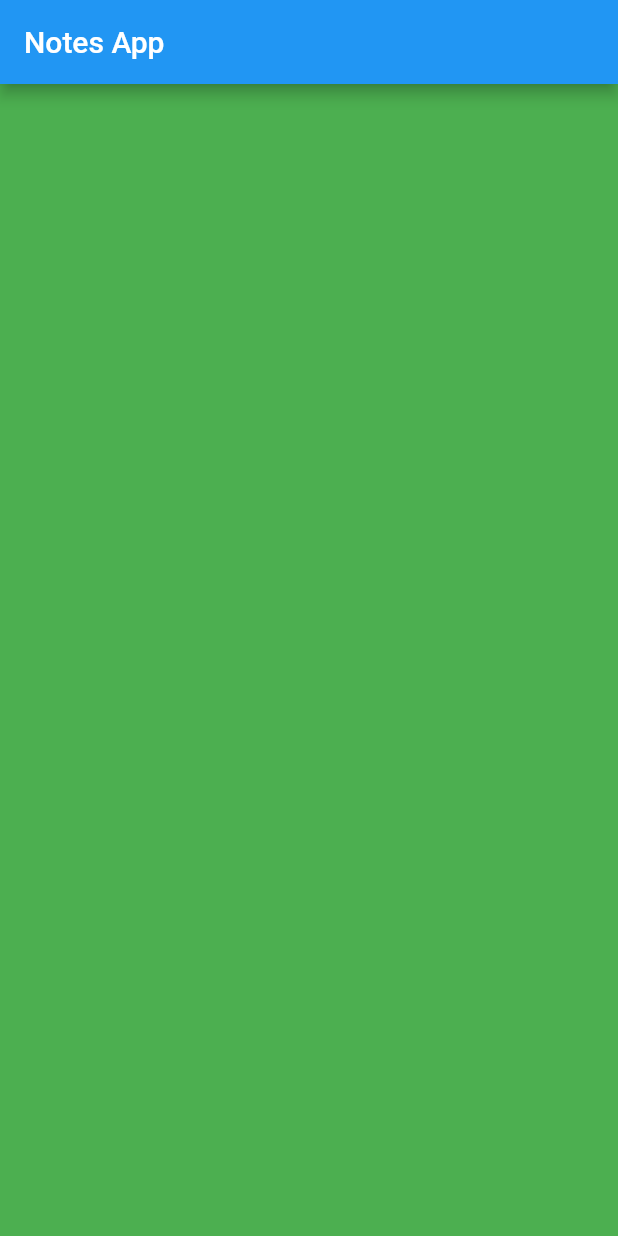
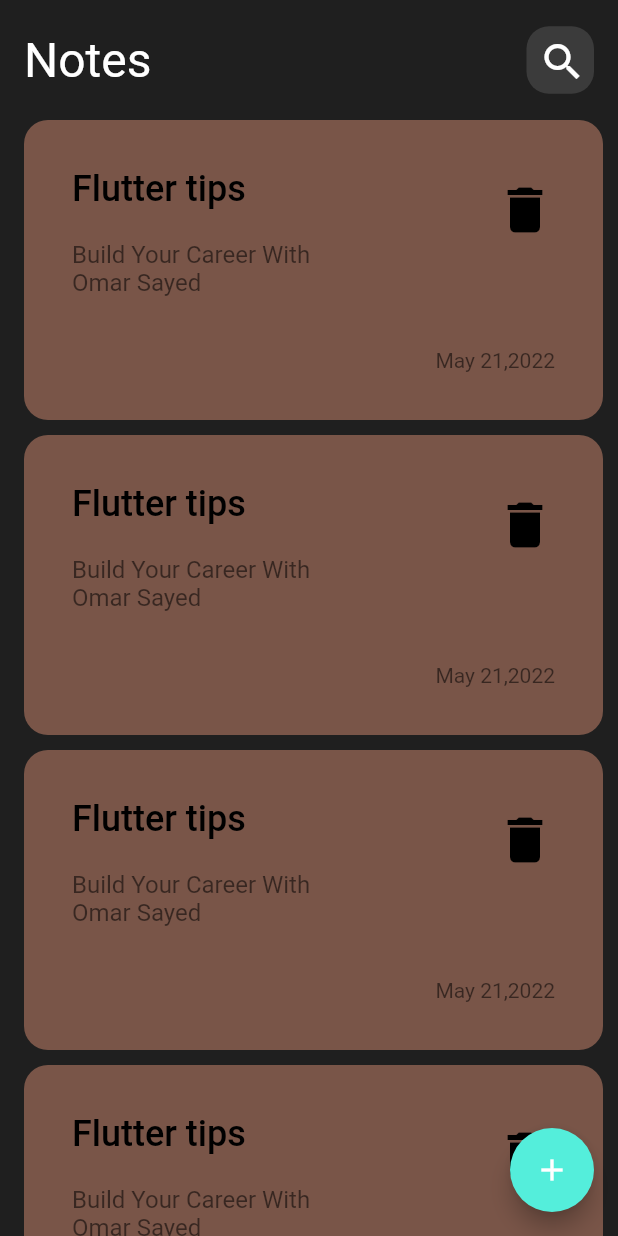
Before and after one commit to OmarSayed22/notes_app, a Flutter app: the screen it shows after launch, on a phone screen of 412 x 824 dp. Run offline on Flutter 3.47's test engine with Material 2 defaults, Android fonts, the phone set to English and light mode, and no system bars.

Commit message:
Finish Build of MyHomePage

```diff
--- a/lib/main.dart
+++ b/lib/main.dart
@@ -10,6 +10,6 @@ class NotesApp extends StatelessWidget {
 
   @override
   Widget build(BuildContext context) {
-    return MaterialApp(home: MyHomePage());
+    return  MaterialApp(home: MyHomePage());
   }
 }
--- a/lib/presentation/pages/my_home_page.dart
+++ b/lib/presentation/pages/my_home_page.dart
@@ -1,15 +1,124 @@
+import 'dart:math';
+
 import 'package:flutter/material.dart';
 
 class MyHomePage extends StatelessWidget {
+  const MyHomePage({super.key});
+
   @override
   Widget build(BuildContext context) {
+    List<Color> colors = [
+      Colors.red,
+      Colors.blue,
+      Colors.cyan,
+      Colors.green,
+      Colors.yellow,
+    ];
     return Scaffold(
-      appBar: AppBar(
-        title: const Text('Notes App'),
-      ),
-      body: Container(
-        color: Colors.green,
+
+      backgroundColor: const Color(0xff1f1f1f),
+      appBar: _customAppBar(),
+      body: ListView.separated(
+        physics: BouncingScrollPhysics(),
+        padding: EdgeInsets.only(left: 16,right: 10),
+          shrinkWrap: true,
+          itemCount: 10,
+            itemBuilder: (context,index){
+          return _buildNoteCard();
+        }, separatorBuilder: (BuildContext context, int index) { return const SizedBox(height: 10,); },),
+
+      floatingActionButton: FloatingActionButton(
+        backgroundColor: const Color(0xff54eedb),
+        onPressed: () {},
+        child: const Icon(Icons.add),
       ),
     );
   }
+
+  PreferredSize _customAppBar() {
+    return PreferredSize(
+      preferredSize: const Size(100, 80),
+      child: Container(
+        padding: const EdgeInsets.all(16),
+        color: const Color(0xff1f1f1f),
+        width: double.infinity,
+        height: 150,
+        child: Row(
+          children: [
+            const Text(
+              'Notes',
+              style: TextStyle(fontSize: 32, color: Colors.white),
+            ),
+            const Spacer(),
+            Container(
+              decoration: ShapeDecoration(
+                  color: const Color(0xff3b3b3b),
+                  shape: RoundedRectangleBorder(
+                      borderRadius: BorderRadius.circular(15))),
+              width: 45,
+              height: 45,
+              child: IconButton(
+                  onPressed: () {},
+                  icon: const Icon(
+                    Icons.search,
+                    size: 32,
+                    color: Colors.white,
+                  )),
+            )
+          ],
+        ),
+      ),
+    );
+  }
+
+  Widget _buildNoteCard() {
+    return Container(
+      padding:const  EdgeInsets.all(32),
+      decoration: ShapeDecoration(
+          color:Colors.primaries[Random().nextInt(Colors.primaries.length)],
+          shape: RoundedRectangleBorder(borderRadius: BorderRadius.circular(16))),
+
+        height: 200,
+        child: Row(
+        mainAxisAlignment: MainAxisAlignment.spaceBetween,
+      children: [
+        Column(
+          crossAxisAlignment: CrossAxisAlignment.start,
+          children:  const [
+            Text(
+              'Flutter tips',
+              style: TextStyle(fontSize: 24, color: Colors.black,fontWeight: FontWeight.w500),
+            ),SizedBox(height: 20,),
+            Text(
+              'Build Your Career With',
+              style: TextStyle(fontSize: 16, color: Colors.black54),
+            ),
+            Text(
+              'Omar Sayed',
+              style: TextStyle(fontSize: 16, color: Colors.black54),
+            ),
+          ],
+        ),
+        Column(
+          crossAxisAlignment: CrossAxisAlignment.end,
+          mainAxisAlignment: MainAxisAlignment.spaceBetween,
+          children: [
+            IconButton(
+                onPressed: () {},
+                icon: const Icon(
+                  Icons.delete,
+                  size: 40,
+                  color: Colors.black,
+                )),
+            const Text(
+              'May 21,2022',
+              style: TextStyle(fontSize: 14, color: Colors.black54),
+            ),
+
+          ],
+
+        )
+      ],
+    ));
+  }
 }
```
